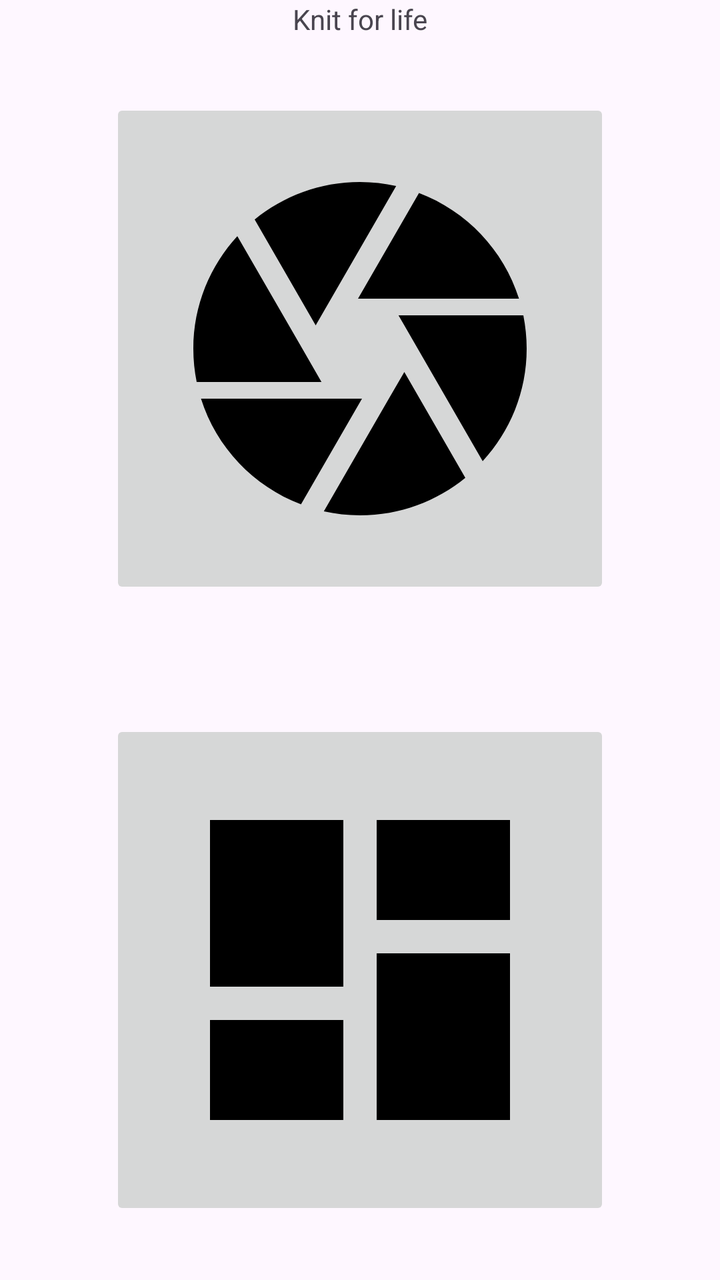
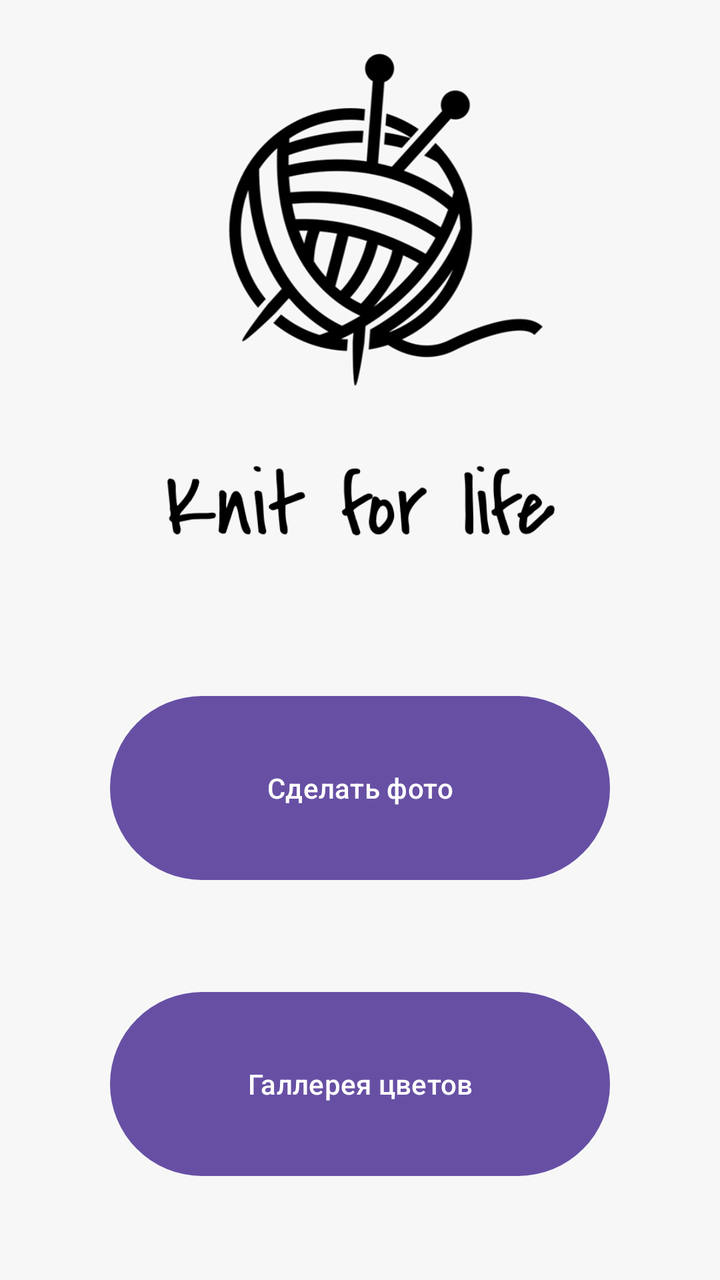

An Android layout rendered at two revisions. The XML below is the earlier revision; the diff shows what the commit changed to produce the second picture.
<!-- AndroidManifest.xml: application theme Theme.KnitForLife -->
<!-- res/layout/activity_main.xml -->
<?xml version="1.0" encoding="utf-8"?>
<LinearLayout xmlns:android="http://schemas.android.com/apk/res/android"
    xmlns:app="http://schemas.android.com/apk/res-auto"
    xmlns:tools="http://schemas.android.com/tools"
    android:layout_width="match_parent"
    android:layout_height="match_parent"
    android:orientation="vertical"
    tools:context=".MainActivity">

    <androidx.fragment.app.FragmentContainerView
        android:id="@+id/fragment_container_view_tag"
        android:layout_width="match_parent"
        android:layout_height="match_parent"
        android:visibility="gone" />

    <LinearLayout
        android:layout_width="match_parent"
        android:layout_height="match_parent"
        android:orientation="vertical">

        <TextView
            android:id="@+id/textView"
            android:layout_width="match_parent"
            android:layout_height="wrap_content"
            android:text="Knit for life"
            android:textAlignment="center"
             />

        <androidx.constraintlayout.widget.ConstraintLayout
            android:id="@+id/camera_layout"
            android:layout_width="match_parent"
            android:layout_height="match_parent"
            android:layout_weight="1">



            <ImageButton
                android:id="@+id/toCameraButton"
                android:layout_width="250dp"
                android:layout_height="250dp"
                android:contentDescription="пряжа"
                android:src="@drawable/baseline_camera_24"
                android:tooltipText="Пряжа"
                app:layout_constraintEnd_toEndOf="parent"
                app:layout_constraintBottom_toBottomOf="parent"
                app:layout_constraintStart_toStartOf="parent"
                app:layout_constraintTop_toTopOf="parent" />




        </androidx.constraintlayout.widget.ConstraintLayout>
        <androidx.constraintlayout.widget.ConstraintLayout
            android:id="@+id/collection_layout"
            android:layout_width="match_parent"
            android:layout_height="match_parent"
            android:layout_weight="1">




            <ImageButton
                android:id="@+id/toCollectionActivityButton"
                android:layout_width="250dp"
                android:layout_height="250dp"
                android:contentDescription="Коллекция"
                android:src="@drawable/baseline_dashboard_24"
                android:tooltipText="Пряжа"
                app:layout_constraintEnd_toEndOf="parent"
                app:layout_constraintBottom_toBottomOf="parent"
                app:layout_constraintStart_toStartOf="parent"
                app:layout_constraintTop_toTopOf="parent" />
        </androidx.constraintlayout.widget.ConstraintLayout>
    </LinearLayout>

</LinearLayout>
<!-- resources referenced by this layout -->
<resources>
  <!-- drawable baseline_camera_24 (drawable) -->
  <vector xmlns:android="http://schemas.android.com/apk/res/android"
      android:width="200dp"
      android:height="200dp"
      android:tint="#000000"
      android:viewportWidth="24"
      android:viewportHeight="24">
  
      <path
          android:fillColor="@android:color/white"
          android:pathData="M9.4,10.5l4.77,-8.26C13.47,2.09 12.75,2 12,2c-2.4,0 -4.6,0.85 -6.32,2.25l3.66,6.35 0.06,-0.1zM21.54,9c-0.92,-2.92 -3.15,-5.26 -6,-6.34L11.88,9h9.66zM21.8,10h-7.49l0.29,0.5 4.76,8.25C21,16.97 22,14.61 22,12c0,-0.69 -0.07,-1.35 -0.2,-2zM8.54,12l-3.9,-6.75C3.01,7.03 2,9.39 2,12c0,0.69 0.07,1.35 0.2,2h7.49l-1.15,-2zM2.46,15c0.92,2.92 3.15,5.26 6,6.34L12.12,15L2.46,15zM13.73,15l-3.9,6.76c0.7,0.15 1.42,0.24 2.17,0.24 2.4,0 4.6,-0.85 6.32,-2.25l-3.66,-6.35 -0.93,1.6z" />
  
  </vector>
  <!-- drawable baseline_dashboard_24 (drawable) -->
  <vector xmlns:android="http://schemas.android.com/apk/res/android"
      android:width="200dp"
      android:height="200dp"
      android:tint="#000000"
      android:viewportWidth="24"
      android:viewportHeight="24">
  
      <path
          android:fillColor="@android:color/white"
          android:pathData="M3,13h8L11,3L3,3v10zM3,21h8v-6L3,15v6zM13,21h8L21,11h-8v10zM13,3v6h8L21,3h-8z" />
  
  </vector>
  <style name="Theme.KnitForLife" parent="Base.Theme.KnitForLife" />
  <style name="Base.Theme.KnitForLife" parent="Theme.Material3.DayNight.NoActionBar">
          
          
      </style>
</resources>

<!-- the commit's change to res/layout/activity_main.xml (unified diff, before → after) -->
@@ -5,6 +5,7 @@
     android:layout_width="match_parent"
     android:layout_height="match_parent"
     android:orientation="vertical"
+    android:background="@color/backgroundMain"
     tools:context=".MainActivity">
 
     <androidx.fragment.app.FragmentContainerView
@@ -13,64 +14,44 @@
         android:layout_height="match_parent"
         android:visibility="gone" />
 
-    <LinearLayout
-        android:layout_width="match_parent"
-        android:layout_height="match_parent"
-        android:orientation="vertical">
+    <ImageView
+        android:layout_width="wrap_content"
+        android:layout_height="296dp"
+        android:src="@drawable/logo" />
 
-        <TextView
-            android:id="@+id/textView"
-            android:layout_width="match_parent"
-            android:layout_height="wrap_content"
-            android:text="Knit for life"
-            android:textAlignment="center"
-             />
+
 
         <androidx.constraintlayout.widget.ConstraintLayout
             android:id="@+id/camera_layout"
             android:layout_width="match_parent"
-            android:layout_height="match_parent"
+            android:layout_height="wrap_content"
             android:layout_weight="1">
 
-
-
-            <ImageButton
+            <Button
                 android:id="@+id/toCameraButton"
                 android:layout_width="250dp"
-                android:layout_height="250dp"
+                android:layout_height="100dp"
                 android:contentDescription="пряжа"
-                android:src="@drawable/baseline_camera_24"
-                android:tooltipText="Пряжа"
+                android:text="Сделать фото"
+                app:layout_constraintBottom_toTopOf="@id/toCollectionActivityButton"
+                app:layout_constraintEnd_toEndOf="parent"
+                app:layout_constraintStart_toStartOf="parent"
+                app:layout_constraintTop_toTopOf="parent" />
+
+            <Button
+                android:id="@+id/toCollectionActivityButton"
+                android:layout_width="250dp"
+                android:layout_height="100dp"
+                android:contentDescription="Коллекция"
+                android:text="Галлерея цветов"
+
                 app:layout_constraintEnd_toEndOf="parent"
                 app:layout_constraintBottom_toBottomOf="parent"
                 app:layout_constraintStart_toStartOf="parent"
-                app:layout_constraintTop_toTopOf="parent" />
-
-
+                app:layout_constraintTop_toBottomOf="@id/toCameraButton" />
 
 
         </androidx.constraintlayout.widget.ConstraintLayout>
-        <androidx.constraintlayout.widget.ConstraintLayout
-            android:id="@+id/collection_layout"
-            android:layout_width="match_parent"
-            android:layout_height="match_parent"
-            android:layout_weight="1">
 
 
-
-
-            <ImageButton
-                android:id="@+id/toCollectionActivityButton"
-                android:layout_width="250dp"
-                android:layout_height="250dp"
-                android:contentDescription="Коллекция"
-                android:src="@drawable/baseline_dashboard_24"
-                android:tooltipText="Пряжа"
-                app:layout_constraintEnd_toEndOf="parent"
-                app:layout_constraintBottom_toBottomOf="parent"
-                app:layout_constraintStart_toStartOf="parent"
-                app:layout_constraintTop_toTopOf="parent" />
-        </androidx.constraintlayout.widget.ConstraintLayout>
-    </LinearLayout>
-
 </LinearLayout>
<!-- resource entries referenced after the edit -->
@@ -1,31 +1,7 @@
 <!-- resources referenced by this layout -->
 <resources>
-  <!-- drawable baseline_camera_24 (drawable) -->
-  <vector xmlns:android="http://schemas.android.com/apk/res/android"
-      android:width="200dp"
-      android:height="200dp"
-      android:tint="#000000"
-      android:viewportWidth="24"
-      android:viewportHeight="24">
-  
-      <path
-          android:fillColor="@android:color/white"
-          android:pathData="M9.4,10.5l4.77,-8.26C13.47,2.09 12.75,2 12,2c-2.4,0 -4.6,0.85 -6.32,2.25l3.66,6.35 0.06,-0.1zM21.54,9c-0.92,-2.92 -3.15,-5.26 -6,-6.34L11.88,9h9.66zM21.8,10h-7.49l0.29,0.5 4.76,8.25C21,16.97 22,14.61 22,12c0,-0.69 -0.07,-1.35 -0.2,-2zM8.54,12l-3.9,-6.75C3.01,7.03 2,9.39 2,12c0,0.69 0.07,1.35 0.2,2h7.49l-1.15,-2zM2.46,15c0.92,2.92 3.15,5.26 6,6.34L12.12,15L2.46,15zM13.73,15l-3.9,6.76c0.7,0.15 1.42,0.24 2.17,0.24 2.4,0 4.6,-0.85 6.32,-2.25l-3.66,-6.35 -0.93,1.6z" />
-  
-  </vector>
-  <!-- drawable baseline_dashboard_24 (drawable) -->
-  <vector xmlns:android="http://schemas.android.com/apk/res/android"
-      android:width="200dp"
-      android:height="200dp"
-      android:tint="#000000"
-      android:viewportWidth="24"
-      android:viewportHeight="24">
-  
-      <path
-          android:fillColor="@android:color/white"
-          android:pathData="M3,13h8L11,3L3,3v10zM3,21h8v-6L3,15v6zM13,21h8L21,11h-8v10zM13,3v6h8L21,3h-8z" />
-  
-  </vector>
+  <color name="backgroundMain">#FFF7F7F7</color>
+  <!-- drawable logo: png bitmap (drawable, 86742 bytes) -->
   <style name="Theme.KnitForLife" parent="Base.Theme.KnitForLife" />
   <style name="Base.Theme.KnitForLife" parent="Theme.Material3.DayNight.NoActionBar">
           
